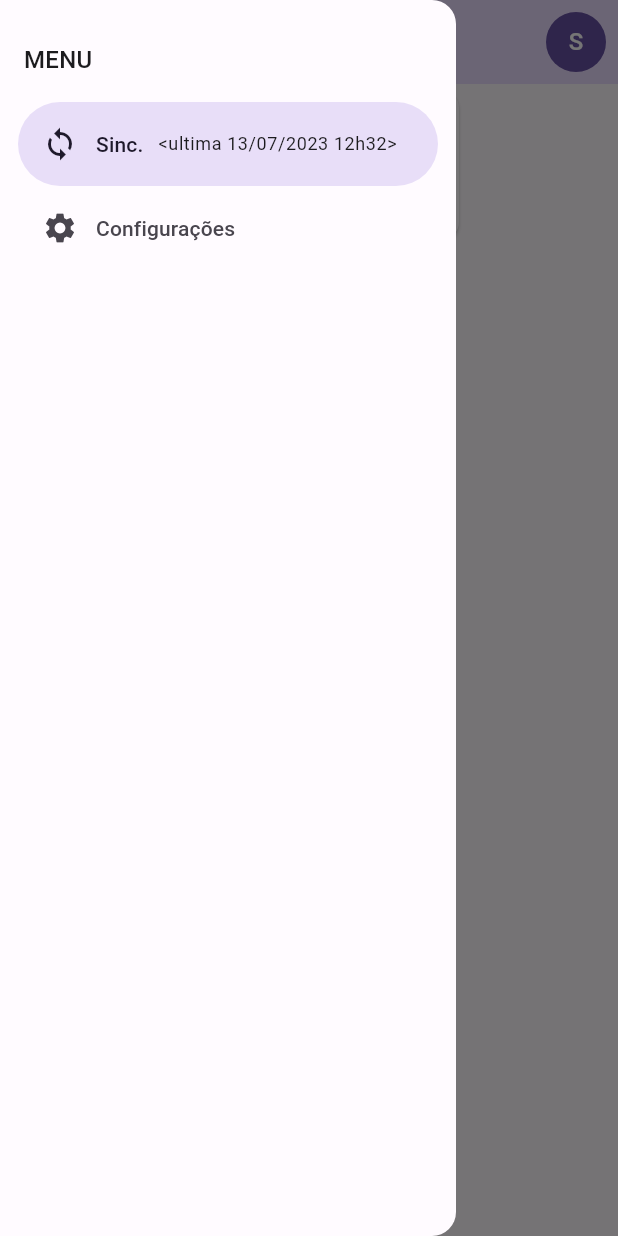
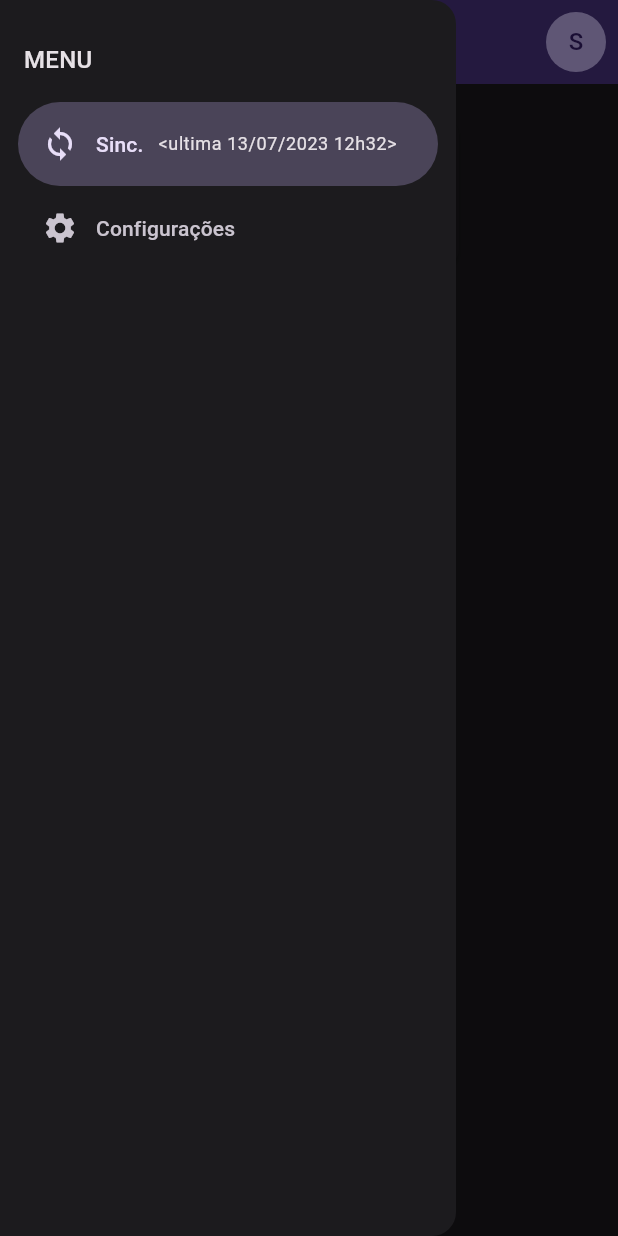
Before and after one commit to sid-tec/gfq, a Flutter app: the screen it shows after launch, with the side drawer open, on a phone screen of 412 x 824 dp. Run offline on Flutter 3.47's test engine with Material 2 defaults, Android fonts, the phone set to English and light mode, and no system bars; our stand-ins replace flutter_modular.

Commit message:
UFF ALMOCO

```diff
--- a/app/lib/src/app_widget.dart
+++ b/app/lib/src/app_widget.dart
@@ -1,12 +1,13 @@
 import 'package:flutter/material.dart';
 import 'package:flutter_modular/flutter_modular.dart';
 //
+import 'inicio/stores/inicio_store.dart';
 import 'shered/themes/themes.dart';
 
 //TODO: mover app title para arquivo de config JSON
 const _appTitle = 'Secretaria';
 //TODO: mover initial route para arquivo de config JSON
-const _initRoute = '/home/';
+const _initRoute = '/inicio/';
 
 class AppWidget extends StatelessWidget {
   const AppWidget({super.key});
@@ -16,11 +17,14 @@ class AppWidget extends StatelessWidget {
   Widget build(BuildContext context) {
     //
     Modular.setInitialRoute(_initRoute);
-
+    //
+    final inicioStore = context.watch<InicioStore>(
+      (store) => store.themeMode,
+    );
     return MaterialApp.router(
       title: _appTitle,
       debugShowCheckedModeBanner: false,
-      //themeMode: ThemeMode.light,
+      themeMode: inicioStore.themeMode.value,
       theme: lightTheme,
       darkTheme: darkTheme,
       routerDelegate: Modular.routerDelegate,
--- a/app/lib/src/home/home_page.dart
+++ /dev/null
@@ -1,55 +0,0 @@
-import 'package:flutter/material.dart';
-import 'package:secretaria/src/shered/widgets/user_image_button.dart';
-
-import 'widgets/contatos_card.dart';
-import 'widgets/custom_navigation_drawer.dart';
-
-class HomePage extends StatefulWidget {
-  const HomePage({super.key});
-
-  @override
-  State<HomePage> createState() => _HomePageState();
-}
-
-class _HomePageState extends State<HomePage> {
-  @override
-  Widget build(BuildContext context) {
-    return Scaffold(
-      drawer: const CustomNavigationDrawer(),
-      appBar: AppBar(
-        title: const Text('Secretaria do GFQ'),
-        actions: const [
-          Padding(
-            padding: EdgeInsets.only(right: 8),
-            child: UserImageButton(),
-          ),
-        ],
-      ),
-      //floatingActionButton: const EditFloatingActionButton(),
-      body: const Center(
-        child: Column(
-          children: [ContatosCard()],
-        ),
-      ),
-    );
-  }
-}
-
-
-
-
-/* class EditFloatingActionButton extends StatelessWidget {
-  const EditFloatingActionButton({super.key});
-
-  @override
-  Widget build(BuildContext context) {
-    return FloatingActionButton.extended(
-      onPressed: () {
-        Navigator.of(context).pop();
-        Navigator.of(context).pushNamed('/home/edit');
-      },
-      icon: const Icon(Icons.edit),
-      label: const Text('Novo'),
-    );
-  }
-} */
--- a/app/lib/src/home/widgets/contatos_card.dart
+++ /dev/null
@@ -1,37 +0,0 @@
-import 'package:flutter/material.dart';
-
-class ContatosCard extends StatelessWidget {
-  const ContatosCard({super.key});
-
-  @override
-  Widget build(BuildContext context) {
-    return Card(
-      clipBehavior: Clip.hardEdge,
-      child: InkWell(
-        splashColor: Colors.blue.withAlpha(30),
-        onTap: () {
-          //debugPrint('Card tapped.');
-          //TODO: Investigar se é necessário usar esse pop()
-          //Navigator.of(context).pop();
-          Navigator.of(context).pushNamed('/contatos/');
-        },
-        child: const SizedBox(
-          width: 200,
-          height: 100,
-          child: Center(
-            child: Row(
-              mainAxisAlignment: MainAxisAlignment.center,
-              children: [
-                Icon(Icons.perm_contact_cal_rounded),
-                SizedBox(
-                  width: 8,
-                ),
-                Text('Contatos'),
-              ],
-            ),
-          ),
-        ),
-      ),
-    );
-  }
-}
--- a/app/lib/src/home/widgets/custom_navigation_drawer.dart
+++ /dev/null
@@ -1,50 +0,0 @@
-import 'package:flutter/material.dart';
-
-class CustomNavigationDrawer extends StatelessWidget {
-  const CustomNavigationDrawer({super.key});
-
-  @override
-  Widget build(BuildContext context) {
-    return NavigationDrawer(
-      onDestinationSelected: (value) {
-        switch (value) {
-          case 0:
-            Navigator.of(context).pop();
-            Navigator.of(context).pushNamed('/sinc');
-            break;
-          case 1:
-            Navigator.of(context).pop();
-            Navigator.of(context).pushNamed('/config');
-            break;
-          default:
-        }
-      },
-      children: [
-        Padding(
-          padding: const EdgeInsets.fromLTRB(16, 28, 16, 16),
-          child: Text(
-            'MENU',
-            style: Theme.of(context).textTheme.titleMedium,
-          ),
-        ),
-        NavigationDrawerDestination(
-          icon: const Icon(Icons.sync),
-          label: Row(
-            children: [
-              const Text('Sinc.'),
-              const SizedBox(width: 10),
-              Text(
-                '<ultima 13/07/2023 12h32>',
-                style: Theme.of(context).textTheme.bodySmall,
-              ),
-            ],
-          ),
-        ),
-        const NavigationDrawerDestination(
-          icon: Icon(Icons.settings),
-          label: Text('Configurações'),
-        ),
-      ],
-    );
-  }
-}
--- a/app/lib/src/shered/themes/themes.dart
+++ b/app/lib/src/shered/themes/themes.dart
@@ -10,7 +10,7 @@ ThemeData get lightTheme => ThemeData(
       ),
       floatingActionButtonTheme: FloatingActionButtonThemeData(
         backgroundColor: _lightColorScheme.primary,
-        foregroundColor: Colors.white,
+        foregroundColor: _lightColorScheme.onPrimary,
       ),
       segmentedButtonTheme: _segmentedButtonThemeData,
     );
--- a/app/lib/src/shered/widgets/user_image_button.dart
+++ b/app/lib/src/shered/widgets/user_image_button.dart
@@ -5,10 +5,11 @@ class UserImageButton extends StatelessWidget {
 
   @override
   Widget build(BuildContext context) {
+    final colorScheme = Theme.of(context).colorScheme;
     return GestureDetector(
       child: CircleAvatar(
-        backgroundColor: Theme.of(context).primaryColor,
-        foregroundColor: Colors.white,
+        backgroundColor: colorScheme.primary,
+        foregroundColor: colorScheme.onPrimary,
         child: const Text('S'),
       ),
     );
```
Also changed, not shown: app/lib/src/app_module.dart (+6 -6 lines), app/lib/src/home/edit_page.dart (deleted, +0 -19 lines), app/lib/src/home/home_module.dart (deleted, +0 -13 lines), app/lib/src/sinc/sinc_page.dart (deleted, +0 -19 lines).
